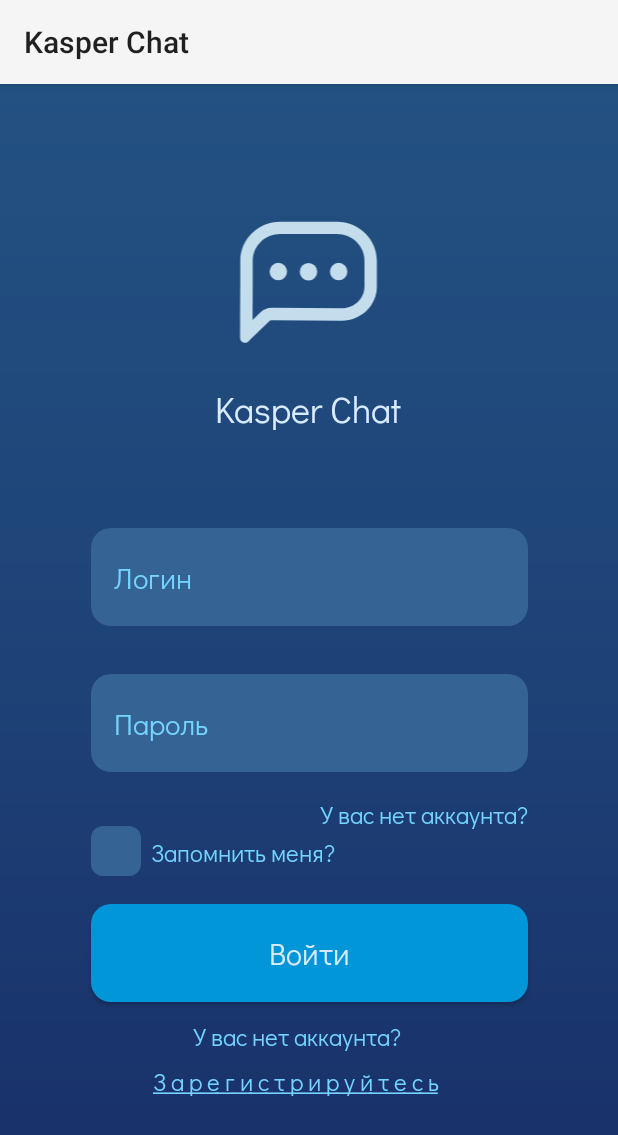
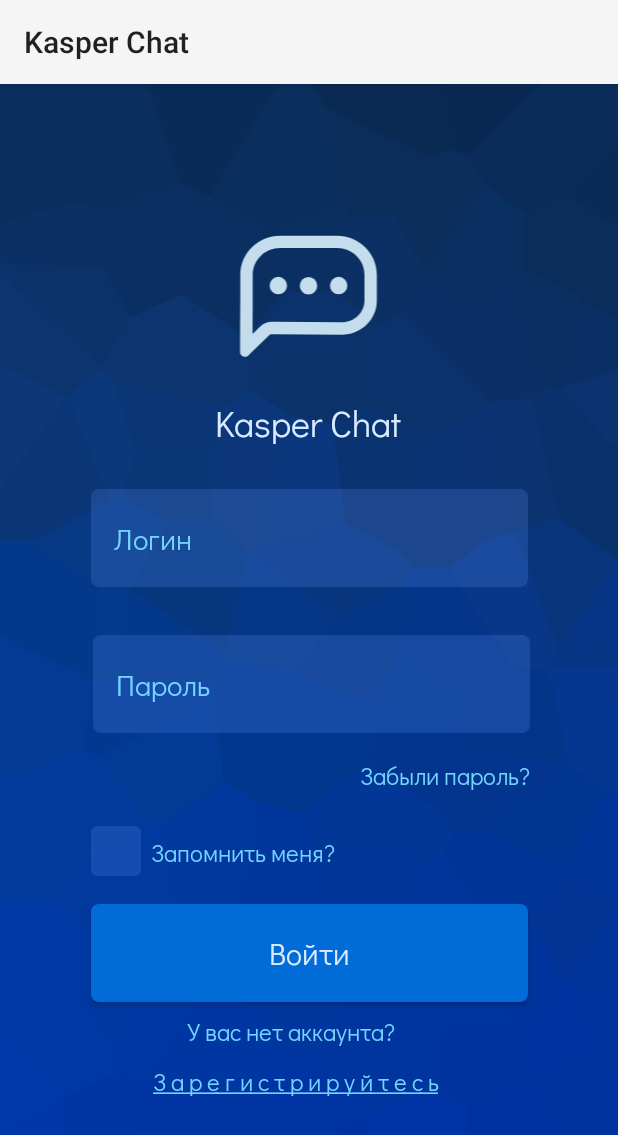
Before and after one commit to ResBrine/KasperAndroid, an Android app: the screen it shows after launch (LoginActivity), on a phone screen of 412 x 824 dp. Shown: the top 1135 px of the screen. Run offline under Robolectric (Android 15) with nearby library versions, the phone set to English and light mode, and no system bars.

Commit message:
design1.2

```diff
--- a/app/build.gradle.kts
+++ b/app/build.gradle.kts
@@ -6,6 +6,8 @@ plugins {
 android {
     namespace = "com.example.testpoject"
     compileSdk = 34
+
+    buildFeatures.viewBinding = true
 
     defaultConfig {
         applicationId = "com.example.testpoject"
--- a/app/src/main/java/com/example/testpoject/LoginActivity.kt
+++ b/app/src/main/java/com/example/testpoject/LoginActivity.kt
@@ -2,10 +2,22 @@ package com.example.testpoject
 
 import androidx.appcompat.app.AppCompatActivity
 import android.os.Bundle
+import com.example.testpoject.databinding.LayoutLoginBinding
+import com.example.testpoject.databinding.LayoutRegistrationBinding
 
 class LoginActivity : AppCompatActivity() {
+    private lateinit var bindingLogin:LayoutLoginBinding
+    private lateinit var bindingRegistration: LayoutRegistrationBinding
     override fun onCreate(savedInstanceState: Bundle?) {
         super.onCreate(savedInstanceState)
-        setContentView(R.layout.activity_login)
+        bindingLogin = LayoutLoginBinding.inflate(layoutInflater)
+        bindingRegistration = LayoutRegistrationBinding.inflate(layoutInflater)
+        setContentView(bindingLogin.root)
+        bindingLogin.textViewRegistration.setOnClickListener {
+            setContentView(bindingRegistration.root)
+        }
+        bindingRegistration.textViewLogin.setOnClickListener {
+            setContentView(bindingLogin.root)
+        }
     }
 }
--- a/app/src/main/res/drawable/background_button.xml
+++ b/app/src/main/res/drawable/background_button.xml
@@ -1,5 +1,5 @@
 <?xml version="1.0" encoding="utf-8"?>
 <shape xmlns:android="http://schemas.android.com/apk/res/android">
-<corners android:radius="13dp"/>
+<corners android:radius="5dp"/>
     <solid android:color="@color/blueButton"/>
 </shape>
--- a/app/src/main/res/drawable/background_edit.xml
+++ b/app/src/main/res/drawable/background_edit.xml
@@ -1,5 +1,5 @@
 <?xml version="1.0" encoding="utf-8"?>
 <shape xmlns:android="http://schemas.android.com/apk/res/android">
     <solid android:color="@color/blueEdit"/>
-    <corners android:radius="13dp"/>
+    <corners android:radius="5dp"/>
 </shape>
--- a/app/src/main/res/drawable/off.xml
+++ b/app/src/main/res/drawable/off.xml
@@ -4,6 +4,6 @@
     android:viewportWidth="33"
     android:viewportHeight="33">
   <path
-      android:pathData="M8,0L25,0A8,8 0,0 1,33 8L33,25A8,8 0,0 1,25 33L8,33A8,8 0,0 1,0 25L0,8A8,8 0,0 1,8 0z"
-      android:fillColor="#356394"/>
+      android:pathData="M4,0L29,0A4,4 0,0 1,33 4L33,29A4,4 0,0 1,29 33L4,33A4,4 0,0 1,0 29L0,4A4,4 0,0 1,4 0z"
+      android:fillColor="#356394FA"/>
 </vector>
--- a/app/src/main/res/drawable/on.xml
+++ b/app/src/main/res/drawable/on.xml
@@ -4,8 +4,8 @@
     android:viewportWidth="33"
     android:viewportHeight="33">
   <path
-      android:pathData="M8,0L25,0A8,8 0,0 1,33 8L33,25A8,8 0,0 1,25 33L8,33A8,8 0,0 1,0 25L0,8A8,8 0,0 1,8 0z"
-      android:fillColor="#356394"/>
+      android:pathData="M4,0L29,0A4,4 0,0 1,33 4L33,29A4,4 0,0 1,29 33L4,33A4,4 0,0 1,0 29L0,4A4,4 0,0 1,4 0z"
+      android:fillColor="#356394FA"/>
   <path
       android:pathData="M24,11L13,22L8,17"
       android:strokeLineJoin="round"
--- a/app/src/main/res/layout/activity_login.xml
+++ b/app/src/main/res/layout/layout_login.xml
@@ -2,9 +2,9 @@
 <androidx.constraintlayout.widget.ConstraintLayout xmlns:android="http://schemas.android.com/apk/res/android"
     xmlns:app="http://schemas.android.com/apk/res-auto"
     xmlns:tools="http://schemas.android.com/tools"
-    android:background="@drawable/background_main"
     android:layout_width="match_parent"
     android:layout_height="match_parent"
+    android:background="@drawable/fon"
     tools:context=".LoginActivity">
 
     <Button
@@ -24,38 +24,38 @@
     <EditText
         android:id="@+id/editTextText"
         style="@style/edit"
-        android:hint="Логин"
         android:layout_width="291dp"
         android:layout_height="65dp"
         android:layout_marginBottom="32dp"
         android:ems="10"
+        android:hint="Логин"
         android:inputType="text"
         app:layout_constraintBottom_toTopOf="@+id/editTextTextPassword"
         app:layout_constraintEnd_toEndOf="parent"
         app:layout_constraintStart_toStartOf="parent" />
 
     <TextView
-        android:id="@+id/textView3"
-        android:layout_width="wrap_content"
-        android:layout_height="wrap_content"
+        android:id="@+id/textView5"
+        android:layout_width="145dp"
+        android:layout_height="25dp"
+        android:layout_marginBottom="8dp"
         android:fontFamily="@font/didact_gothic_regular"
         android:text="У вас нет аккаунта?"
         android:textAlignment="center"
         android:textColor="@color/whitetexthint"
         android:textSize="16sp"
-        app:layout_constraintBottom_toTopOf="@+id/textView4"
+        app:layout_constraintBottom_toTopOf="@+id/textViewRegistration"
         app:layout_constraintEnd_toEndOf="parent"
-        app:layout_constraintHorizontal_bias="0.47"
-        app:layout_constraintStart_toStartOf="parent"
-        app:layout_constraintTop_toBottomOf="@+id/button"
-        app:layout_constraintVertical_bias="0.611" />
+        app:layout_constraintHorizontal_bias="0.455"
+        app:layout_constraintStart_toStartOf="parent" />
 
     <TextView
-        android:id="@+id/textView4"
+        android:id="@+id/textViewRegistration"
         android:layout_width="wrap_content"
         android:layout_height="wrap_content"
         android:layout_marginBottom="92dp"
         android:autoLink="all"
+        android:clickable="true"
         android:fontFamily="@font/didact_gothic_regular"
         android:text="З͟ а͟ р͟ е͟ г͟ и͟ с͟ т͟ р͟ и͟ р͟ у͟ й͟ т͟ е͟ с͟ ь͟"
         android:textAlignment="center"
@@ -69,25 +69,26 @@
     <EditText
         android:id="@+id/editTextTextPassword"
         style="@style/edit"
-        android:hint="Пароль"
         android:layout_width="291dp"
         android:layout_height="65dp"
-        android:layout_marginBottom="88dp"
+        android:layout_marginBottom="114dp"
         android:ems="10"
+        android:hint="Пароль"
         android:inputType="textPassword"
         app:layout_constraintBottom_toTopOf="@+id/button"
         app:layout_constraintEnd_toEndOf="parent"
+        app:layout_constraintHorizontal_bias="0.512"
         app:layout_constraintStart_toStartOf="parent" />
 
     <ImageView
         android:id="@+id/imageView"
         android:layout_width="254dp"
         android:layout_height="229dp"
-        android:layout_marginBottom="52dp"
-        app:layout_constraintBottom_toTopOf="@+id/editTextText"
+        android:layout_marginTop="24dp"
         app:layout_constraintEnd_toEndOf="parent"
         app:layout_constraintHorizontal_bias="0.496"
         app:layout_constraintStart_toStartOf="parent"
+        app:layout_constraintTop_toTopOf="parent"
         app:srcCompat="@drawable/ic_launcher_foreground" />
 
     <TextView
@@ -105,12 +106,13 @@
         app:layout_constraintTop_toTopOf="@+id/imageView" />
 
     <TextView
-        android:id="@+id/textView3"
+        android:id="@+id/textViewForgorPassword"
         android:layout_width="wrap_content"
         android:layout_height="wrap_content"
         android:layout_marginTop="16dp"
+        android:clickable="true"
         android:fontFamily="@font/didact_gothic_regular"
-        android:text="У вас нет аккаунта?"
+        android:text="Забыли пароль?"
         android:textAlignment="center"
         android:textColor="@color/whitetexthint"
         android:textSize="16sp"
@@ -128,4 +130,11 @@
         app:layout_constraintBottom_toTopOf="@+id/button"
         app:layout_constraintStart_toStartOf="@+id/button" />
 
+    <androidx.constraintlayout.widget.Guideline
+        android:id="@+id/guideline"
+        android:layout_width="wrap_content"
+        android:layout_height="wrap_content"
+        android:orientation="vertical"
+        app:layout_constraintGuide_begin="20dp" />
+
 </androidx.constraintlayout.widget.ConstraintLayout>
--- a/app/src/main/res/values/colors.xml
+++ b/app/src/main/res/values/colors.xml
@@ -5,8 +5,8 @@
     <color name="blueGrandStart">#235182</color>
     <color name="blueGrandEnd">#182E68</color>
     <color name="blueGrandCenter">#1E4277</color>
-    <color name="blueButton">#0196D8</color>
-    <color name="blueEdit">#356394</color>
+    <color name="blueButton">#016BD8</color>
+    <color name="blueEdit">#356394FA</color>
     <color name="whitetext">#D9EBFF</color>
     <color name="whitetexthint">#74D4FF</color>
 </resources>
```
Also changed, not shown: app/src/main/res/layout/layout_registration.xml (added, +119 -0 lines), app/src/main/res/drawable/fon.png (added).
